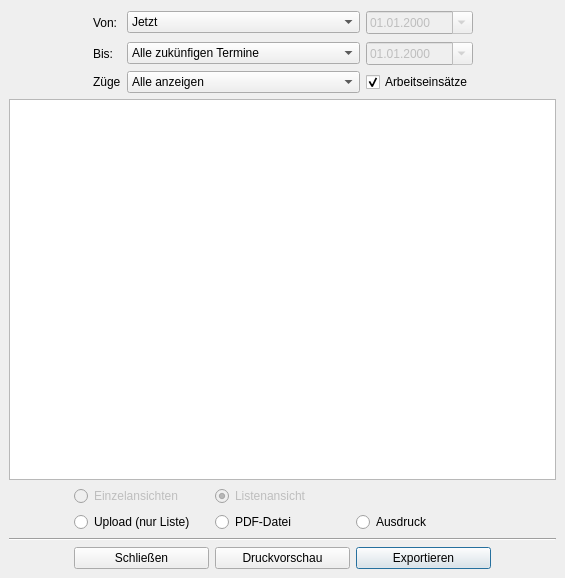
Qt form Programm/Einsatzplaner/exportdialog.ui (philjosch/Einsatzplaner) before a commit.
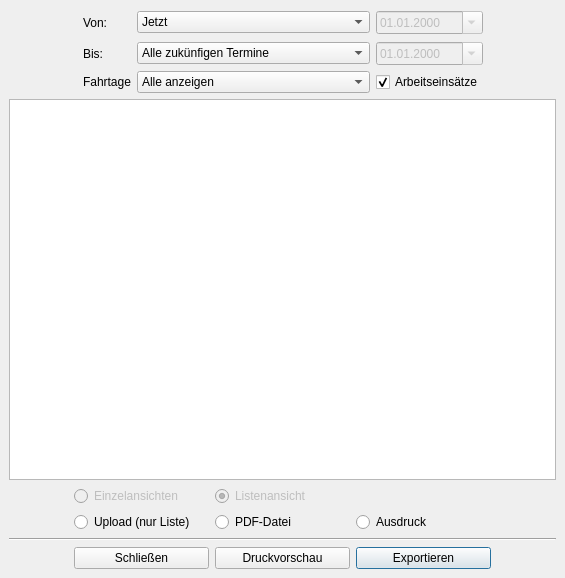
The same form after that commit.

What changed in the file:
```diff
--- a/Programm/Einsatzplaner/exportdialog.ui
+++ b/Programm/Einsatzplaner/exportdialog.ui
@@ -243,7 +243,7 @@
    <item row="2" column="1">
     <widget class="QLabel" name="label_3">
      <property name="text">
-      <string>Züge</string>
+      <string>Fahrtage</string>
      </property>
      <property name="buddy">
       <cstring>comboFahrtag</cstring>
```
Left out of the diff: 16 changed lines with no effect on the pictures.
